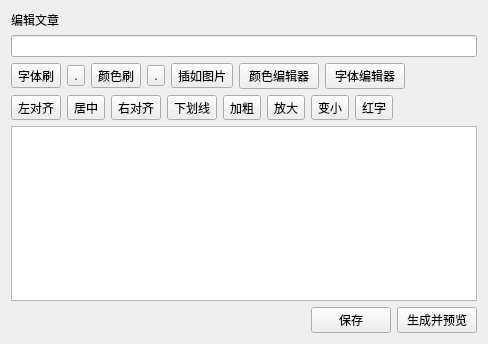
This is testwidget.ui in Deviluna/MediaIDE_free as Qt 5 draws it before an edit. The edited form follows.
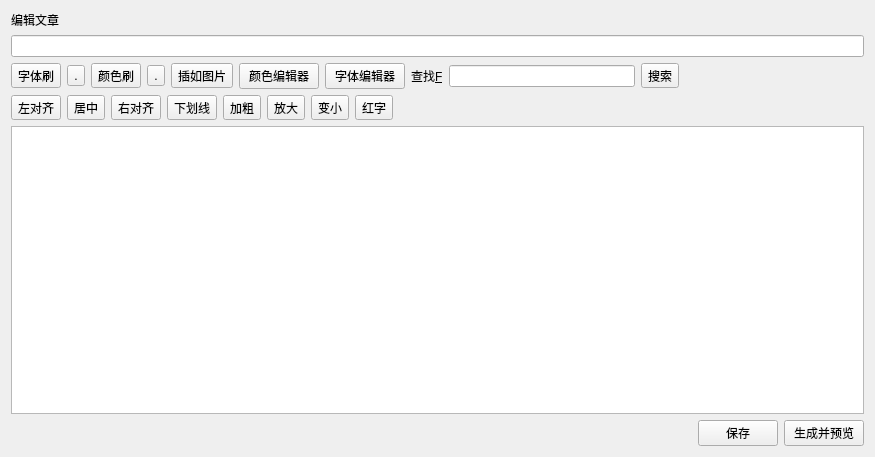
This is the edited form.

```diff
--- a/testwidget.ui
+++ b/testwidget.ui
@@ -6,8 +6,8 @@
    <rect>
     <x>0</x>
     <y>0</y>
-    <width>488</width>
-    <height>344</height>
+    <width>875</width>
+    <height>457</height>
    </rect>
   </property>
   <property name="windowTitle">
@@ -75,6 +75,26 @@
        </property>
       </widget>
      </item>
+     <item>
+      <widget class="QLabel" name="label_2">
+       <property name="text">
+        <string>查找&amp;F</string>
+       </property>
+       <property name="buddy">
+        <cstring>lineEdit_2</cstring>
+       </property>
+      </widget>
+     </item>
+     <item>
+      <widget class="QLineEdit" name="lineEdit_2"/>
+     </item>
+     <item>
+      <widget class="QToolButton" name="toolButton_14">
+       <property name="text">
+        <string>搜索</string>
+       </property>
+      </widget>
+     </item>
      <item>
       <spacer name="horizontalSpacer_3">
        <property name="orientation">
```
